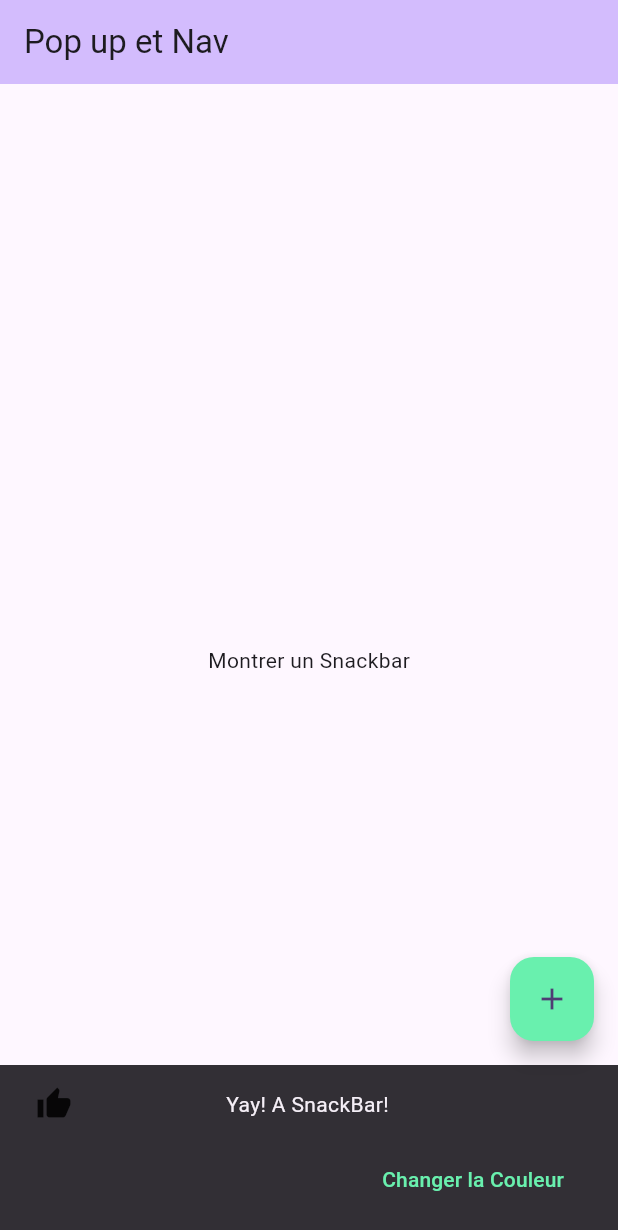
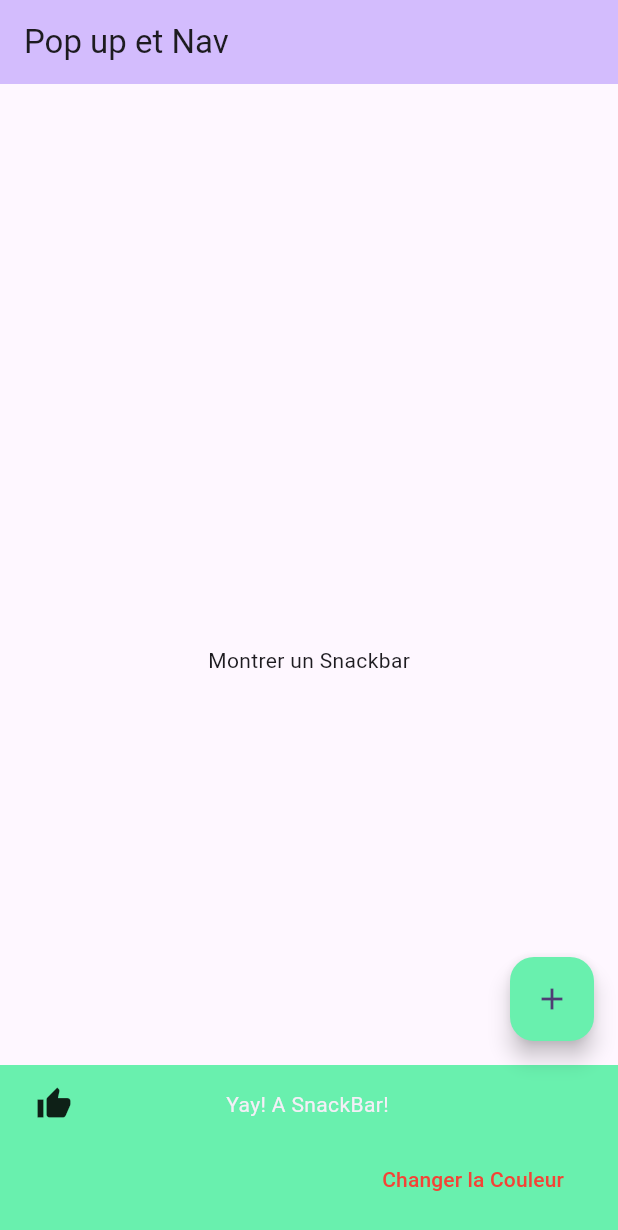
Before and after one commit to AshDest/State_full_widget, a Flutter app: the screen it shows after launch, after a tap on the "add" icon, on a phone screen of 412 x 824 dp. Shown: the top 1230 px of the screen. Run offline on Flutter 3.47's test engine with Material 2 defaults, Android fonts, the phone set to English and light mode, and no system bars.

Commit message:
ash commit

```diff
--- a/lib/main.dart
+++ b/lib/main.dart
@@ -79,8 +79,10 @@ class _MyHomePageState extends State<MyHomePage> {
             btnColor = btnColor == Colors.greenAccent ? Colors.redAccent : Colors.greenAccent;
           });
         },
-        textColor: Colors.greenAccent,
-      )
+        textColor: Colors.red,
+      ),
+      backgroundColor: Colors.greenAccent,
+      elevation: 8,
     );
     return snack;
   }
```
